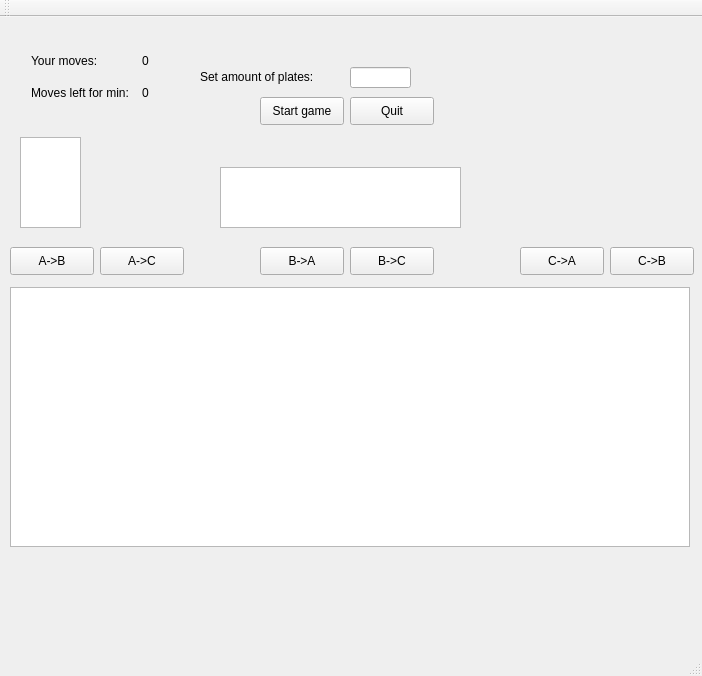
First picture: the form in student/13/hanoi/mainwindow.ui, repository ItsOpaz/ohjelmointi2, before the edit.
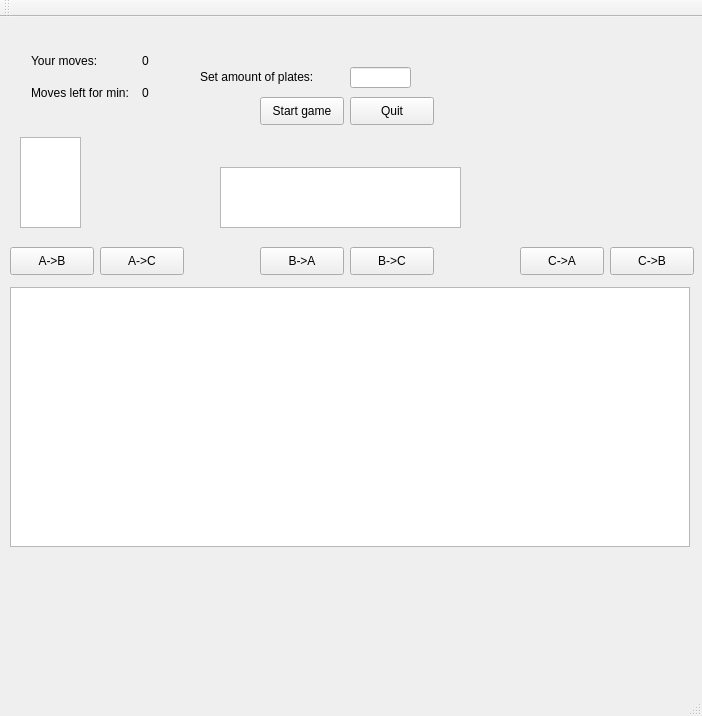
Second picture: the form after the edit.

```diff
--- a/student/13/hanoi/mainwindow.ui
+++ b/student/13/hanoi/mainwindow.ui
@@ -7,7 +7,7 @@
     <x>0</x>
     <y>0</y>
     <width>702</width>
-    <height>676</height>
+    <height>716</height>
    </rect>
   </property>
   <property name="windowTitle">
```
